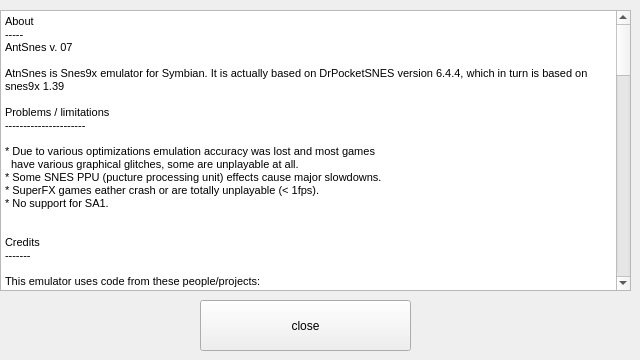
Summeli/AntSnes, file AntSnesQt/aboutdialog.ui: the form before one commit.
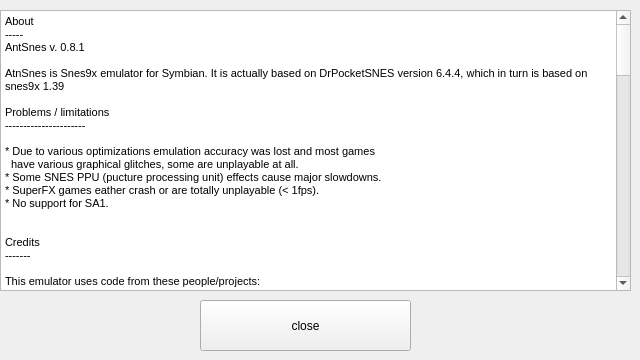
The form after the commit.

Commit message: added 4-directions d-pad and (hopefully) fixed the buttons...

Diff of the .ui file:
```diff
--- a/AntSnesQt/aboutdialog.ui
+++ b/AntSnesQt/aboutdialog.ui
@@ -61,7 +61,7 @@
 &lt;/style&gt;&lt;/head&gt;&lt;body style=&quot; font-family:'MS Shell Dlg 2'; font-size:8.25pt; font-weight:400; font-style:normal;&quot;&gt;
 &lt;p style=&quot; margin-top:0px; margin-bottom:0px; margin-left:0px; margin-right:0px; -qt-block-indent:0; text-indent:0px;&quot;&gt;&lt;span style=&quot; font-size:8pt;&quot;&gt;About&lt;/span&gt;&lt;/p&gt;
 &lt;p style=&quot; margin-top:0px; margin-bottom:0px; margin-left:0px; margin-right:0px; -qt-block-indent:0; text-indent:0px;&quot;&gt;&lt;span style=&quot; font-size:8pt;&quot;&gt;-----&lt;/span&gt;&lt;/p&gt;
-&lt;p style=&quot; margin-top:0px; margin-bottom:0px; margin-left:0px; margin-right:0px; -qt-block-indent:0; text-indent:0px;&quot;&gt;&lt;span style=&quot; font-size:8pt;&quot;&gt;AntSnes v. 07&lt;/span&gt;&lt;/p&gt;
+&lt;p style=&quot; margin-top:0px; margin-bottom:0px; margin-left:0px; margin-right:0px; -qt-block-indent:0; text-indent:0px;&quot;&gt;&lt;span style=&quot; font-size:8pt;&quot;&gt;AntSnes v. 0.8.1&lt;/span&gt;&lt;/p&gt;
 &lt;p style=&quot;-qt-paragraph-type:empty; margin-top:0px; margin-bottom:0px; margin-left:0px; margin-right:0px; -qt-block-indent:0; text-indent:0px; font-size:8pt;&quot;&gt;&lt;/p&gt;
 &lt;p style=&quot; margin-top:0px; margin-bottom:0px; margin-left:0px; margin-right:0px; -qt-block-indent:0; text-indent:0px;&quot;&gt;&lt;span style=&quot; font-size:8pt;&quot;&gt;AtnSnes is Snes9x emulator for Symbian. It is actually based on DrPocketSNES version 6.4.4, which in turn is based on snes9x 1.39&lt;/span&gt;&lt;/p&gt;
 &lt;p style=&quot;-qt-paragraph-type:empty; margin-top:0px; margin-bottom:0px; margin-left:0px; margin-right:0px; -qt-block-indent:0; text-indent:0px; font-size:8pt;&quot;&gt;&lt;/p&gt;
@@ -98,9 +98,9 @@
 &lt;p style=&quot;-qt-paragraph-type:empty; margin-top:0px; margin-bottom:0px; margin-left:0px; margin-right:0px; -qt-block-indent:0; text-indent:0px; font-size:8pt;&quot;&gt;&lt;/p&gt;
 &lt;p style=&quot; margin-top:0px; margin-bottom:0px; margin-left:0px; margin-right:0px; -qt-block-indent:0; text-indent:0px;&quot;&gt;&lt;span style=&quot; font-size:8pt;&quot;&gt;Summeli&lt;/span&gt;&lt;/p&gt;
 &lt;p style=&quot; margin-top:0px; margin-bottom:0px; margin-left:0px; margin-right:0px; -qt-block-indent:0; text-indent:0px;&quot;&gt;&lt;span style=&quot; font-size:8pt;&quot;&gt;* AntSnesQt, the Symbian port with Qt&lt;/span&gt;&lt;/p&gt;
-&lt;p style=&quot; margin-top:0px; margin-bottom:0px; margin-left:0px; margin-right:0px; -qt-block-indent:0; text-indent:0px;&quot;&gt;&lt;span style=&quot; font-size:8pt;&quot;&gt;* minor code changes. &lt;/span&gt;&lt;/p&gt;
+&lt;p style=&quot; margin-top:0px; margin-bottom:0px; margin-left:0px; margin-right:0px; -qt-block-indent:0; text-indent:0px;&quot;&gt;&lt;span style=&quot; font-size:8pt;&quot;&gt;* minor code changes&lt;/span&gt;&lt;/p&gt;
 &lt;p style=&quot;-qt-paragraph-type:empty; margin-top:0px; margin-bottom:0px; margin-left:0px; margin-right:0px; -qt-block-indent:0; text-indent:0px; font-size:8pt;&quot;&gt;&lt;/p&gt;
-&lt;p style=&quot; margin-top:0px; margin-bottom:0px; margin-left:0px; margin-right:0px; -qt-block-indent:0; text-indent:0px;&quot;&gt;&lt;span style=&quot; font-family:'arial,sans-serif'; font-size:8pt; color:#000000;&quot;&gt;clpalmer &lt;/span&gt;&lt;/p&gt;
+&lt;p style=&quot; margin-top:0px; margin-bottom:0px; margin-left:0px; margin-right:0px; -qt-block-indent:0; text-indent:0px;&quot;&gt;&lt;span style=&quot; font-size:8pt;&quot;&gt;clpalmer&lt;/span&gt;&lt;span style=&quot; font-family:'arial,sans-serif'; font-size:8pt; color:#000000;&quot;&gt; &lt;/span&gt;&lt;/p&gt;
 &lt;p style=&quot; margin-top:0px; margin-bottom:0px; margin-left:0px; margin-right:0px; -qt-block-indent:0; text-indent:0px;&quot;&gt;&lt;span style=&quot; font-size:8pt;&quot;&gt;*Helping a lot with the Symbian^3 port. audio etc.&lt;/span&gt;&lt;/p&gt;
 &lt;p style=&quot;-qt-paragraph-type:empty; margin-top:0px; margin-bottom:0px; margin-left:0px; margin-right:0px; -qt-block-indent:0; text-indent:0px; font-size:8pt;&quot;&gt;&lt;/p&gt;
 &lt;p style=&quot; margin-top:0px; margin-bottom:0px; margin-left:0px; margin-right:0px; -qt-block-indent:0; text-indent:0px;&quot;&gt;&lt;span style=&quot; font-size:8pt;&quot;&gt;Saiyaku &lt;/span&gt;&lt;/p&gt;
@@ -110,6 +110,9 @@
 &lt;p style=&quot; margin-top:0px; margin-bottom:0px; margin-left:0px; margin-right:0px; -qt-block-indent:0; text-indent:0px;&quot;&gt;&lt;span style=&quot; font-size:8pt;&quot;&gt;Jasper Terveer&lt;/span&gt;&lt;/p&gt;
 &lt;p style=&quot; margin-top:0px; margin-bottom:0px; margin-left:0px; margin-right:0px; -qt-block-indent:0; text-indent:0px;&quot;&gt;&lt;span style=&quot; font-size:8pt;&quot;&gt;* small dpad and button graphcis&lt;/span&gt;&lt;/p&gt;
 &lt;p style=&quot;-qt-paragraph-type:empty; margin-top:0px; margin-bottom:0px; margin-left:0px; margin-right:0px; -qt-block-indent:0; text-indent:0px; font-size:8pt;&quot;&gt;&lt;/p&gt;
+&lt;p style=&quot; margin-top:0px; margin-bottom:0px; margin-left:0px; margin-right:0px; -qt-block-indent:0; text-indent:0px;&quot;&gt;&lt;span style=&quot; font-size:8pt;&quot;&gt;SnesOid&lt;/span&gt;&lt;/p&gt;
+&lt;p style=&quot; margin-top:0px; margin-bottom:0px; margin-left:0px; margin-right:0px; -qt-block-indent:0; text-indent:0px;&quot;&gt;&lt;span style=&quot; font-size:8pt;&quot;&gt;* button graphics&lt;/span&gt;&lt;/p&gt;
+&lt;p style=&quot; margin-top:0px; margin-bottom:0px; margin-left:0px; margin-right:0px; -qt-block-indent:0; text-indent:0px;&quot;&gt;&lt;span style=&quot; font-size:8pt;&quot;&gt;* homepage: https://github.com/Pretz/SNesoid&lt;/span&gt;&lt;/p&gt;
 &lt;p style=&quot;-qt-paragraph-type:empty; margin-top:0px; margin-bottom:0px; margin-left:0px; margin-right:0px; -qt-block-indent:0; text-indent:0px; font-size:8pt;&quot;&gt;&lt;/p&gt;
 &lt;p style=&quot; margin-top:0px; margin-bottom:0px; margin-left:0px; margin-right:0px; -qt-block-indent:0; text-indent:0px;&quot;&gt;&lt;span style=&quot; font-size:8pt;&quot;&gt;Additional thanks&lt;/span&gt;&lt;/p&gt;
 &lt;p style=&quot; margin-top:0px; margin-bottom:0px; margin-left:0px; margin-right:0px; -qt-block-indent:0; text-indent:0px;&quot;&gt;&lt;span style=&quot; font-size:8pt;&quot;&gt;-----------------&lt;/span&gt;&lt;/p&gt;
```
The commit also changes 12 other files.
